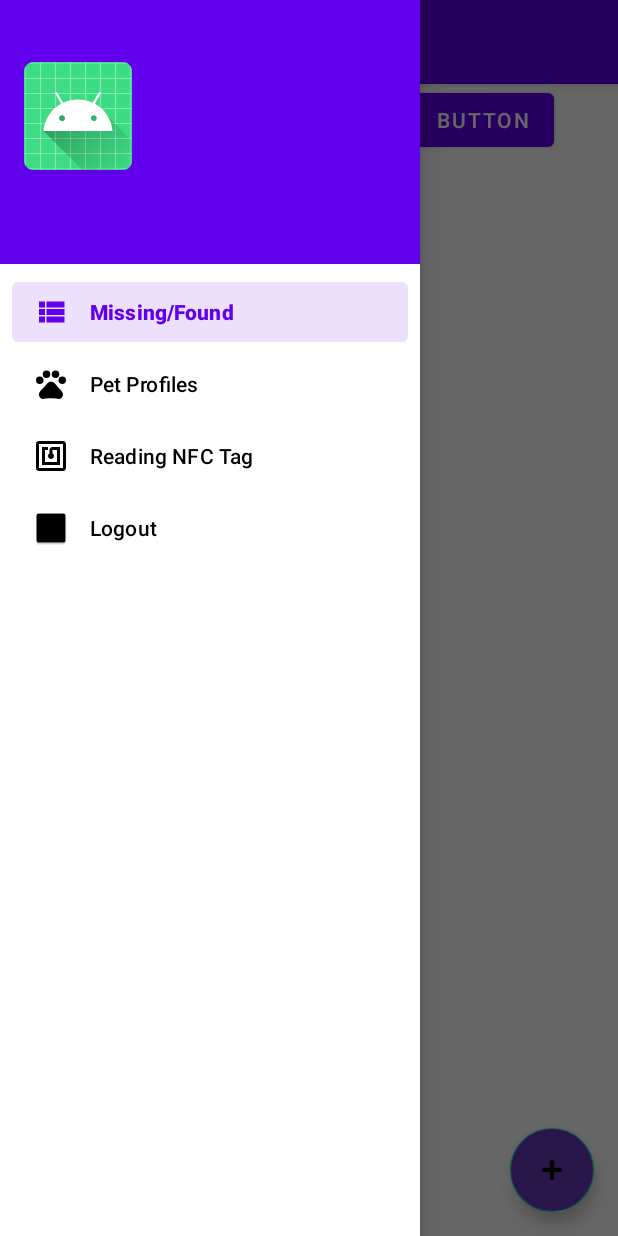
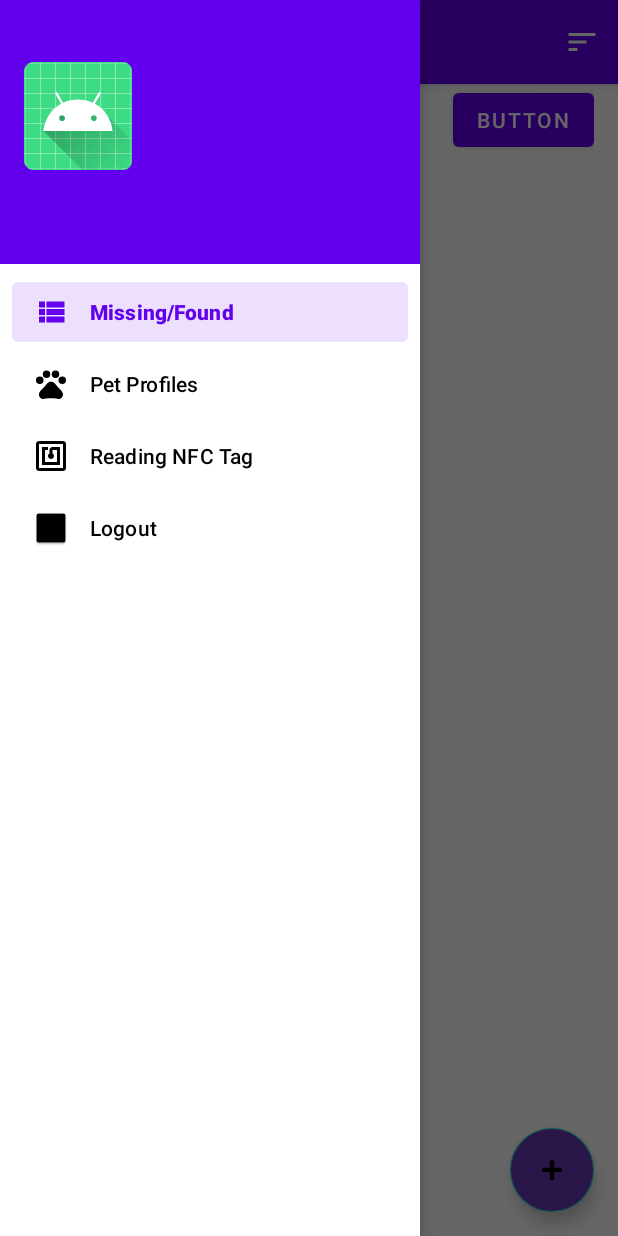
Before and after one commit to MichMac/FindMyPet, an Android app: the screen it shows after launch once a user with an empty profile is signed in (MainActivity), with the side drawer open, on a phone screen of 412 x 824 dp. Run offline under Robolectric (Android 15) with nearby library versions, the phone set to English and light mode, and no system bars; our stand-ins replace Firebase (no records; nobody signed in at launch, a user with empty details on screens opened directly), navigation-ui.

Commit message:
Implemented announcements sorting by date

```diff
--- a/app/build.gradle
+++ b/app/build.gradle
@@ -80,7 +80,7 @@ dependencies {
     //Google maps
     implementation 'com.google.android.gms:play-services-maps:18.0.1'
     //Place Autocomplete
-
+    implementation 'com.google.android.libraries.places:places:2.5.0'
 
     implementation "androidx.appcompat:appcompat:$support_version"
     implementation "com.google.android.material:material:1.3.0"
--- a/app/src/main/java/com/example/findmypet/repositories/AnnouncementRepository.java
+++ b/app/src/main/java/com/example/findmypet/repositories/AnnouncementRepository.java
@@ -152,6 +152,7 @@ public class AnnouncementRepository {
             }
         });
     }
+
     private void loadAnnouncements(){
         isLoading.setValue(true);
 //        announcementsDataSet.clear();
--- a/app/src/main/java/com/example/findmypet/viewmodels/AnnouncementsListViewModel.java
+++ /dev/null
@@ -1,35 +0,0 @@
-package com.example.findmypet.viewmodels;
-
-import com.example.findmypet.models.Announcement;
-import com.example.findmypet.models.PetProfile;
-import com.example.findmypet.repositories.AnnouncementRepository;
-import com.example.findmypet.repositories.PetProfileRepository;
-
-import java.util.List;
-
-import androidx.lifecycle.LiveData;
-import androidx.lifecycle.MutableLiveData;
-import androidx.lifecycle.ViewModel;
-
-public class AnnouncementsListViewModel extends ViewModel {
-
-    private AnnouncementRepository mAnnouncementRepository;
-    private MutableLiveData<List<Announcement>> mAnnouncements;
-
-    public void init(){
-        if(mAnnouncements != null){
-            return;
-        }
-        mAnnouncementRepository = AnnouncementRepository.getInstance();
-        mAnnouncements = mAnnouncementRepository.getAnnouncements();
-    }
-
-    public LiveData<List<Announcement>> getAnnouncements(){
-        return mAnnouncements;
-    }
-
-    public void setAnnouncement(Announcement announcement) {
-        mAnnouncementRepository.setAnnouncement(announcement);
-    }
-
-}
--- a/app/src/main/java/com/example/findmypet/views/AnnouncementFragment.java
+++ b/app/src/main/java/com/example/findmypet/views/AnnouncementFragment.java
@@ -17,7 +17,6 @@ import com.bumptech.glide.request.RequestOptions;
 import com.example.findmypet.R;
 import com.example.findmypet.models.Announcement;
 import com.example.findmypet.viewmodels.AnnouncementViewModel;
-import com.example.findmypet.viewmodels.AnnouncementsListViewModel;
 import com.google.android.material.button.MaterialButton;
 import com.google.android.material.textview.MaterialTextView;
 
--- a/app/src/main/java/com/example/findmypet/views/AnnouncementsListFragment.java
+++ b/app/src/main/java/com/example/findmypet/views/AnnouncementsListFragment.java
@@ -1,14 +1,14 @@
 package com.example.findmypet.views;
 
-import android.location.Address;
-import android.location.Geocoder;
 import android.os.Bundle;
 import android.util.Log;
 import android.view.LayoutInflater;
+import android.view.Menu;
+import android.view.MenuItem;
 import android.view.View;
 import android.view.ViewGroup;
-import android.widget.Adapter;
 import android.widget.TextView;
+import android.widget.Toast;
 
 import androidx.annotation.NonNull;
 import androidx.fragment.app.Fragment;
@@ -22,20 +22,17 @@ import androidx.recyclerview.widget.RecyclerView;
 import com.example.findmypet.R;
 import com.example.findmypet.adapters.AnnouncementsListAdapter;
 import com.example.findmypet.adapters.OnAnnouncementListener;
-import com.example.findmypet.adapters.PetProfileListAdapter;
 import com.example.findmypet.models.Announcement;
-import com.example.findmypet.models.PetProfile;
-import com.example.findmypet.viewmodels.AnnouncementsListViewModel;
+import com.example.findmypet.viewmodels.AnnouncementsListSharedViewModel;
 import com.google.android.material.floatingactionbutton.FloatingActionButton;
 
-import java.io.IOException;
-import java.io.Serializable;
+import java.util.Collections;
+import java.util.Comparator;
 import java.util.List;
-import java.util.Locale;
 
 public class AnnouncementsListFragment extends Fragment implements OnAnnouncementListener {
 
-    private AnnouncementsListViewModel mAnnouncementsListViewModel;
+    private AnnouncementsListSharedViewModel mAnnouncementsListSharedViewModel;
     private static final String TAG = "AnnouncementsListFrag";
 
     FloatingActionButton mAddAnnFab, mAddLostPetAnnFab, mAddFoundPetAnnFab;
@@ -43,6 +40,7 @@ public class AnnouncementsListFragment extends Fragment implements OnAnnouncemen
     Boolean isAllFabsVisible;
     Boolean isFoundAnn;
     AnnouncementsListAdapter adapter;
+    Boolean isSorting;
 
 
     public View onCreateView(@NonNull LayoutInflater inflater,
@@ -50,8 +48,9 @@ public class AnnouncementsListFragment extends Fragment implements OnAnnouncemen
 
         View root = inflater.inflate(R.layout.announcements_list_fragment, container, false);
 
-        mAnnouncementsListViewModel = new ViewModelProvider(this).get(AnnouncementsListViewModel.class);
-        mAnnouncementsListViewModel.init();
+        mAnnouncementsListSharedViewModel = new ViewModelProvider(this).get(AnnouncementsListSharedViewModel.class);
+        mAnnouncementsListSharedViewModel.init();
+        setHasOptionsMenu(true);
 
         RecyclerView recyclerView = root.findViewById(R.id.recyclerview_announcements);
         recyclerView.setLayoutManager(new LinearLayoutManager(getContext()));
@@ -133,11 +132,18 @@ public class AnnouncementsListFragment extends Fragment implements OnAnnouncemen
             }
         });
 
-        mAnnouncementsListViewModel.getAnnouncements().observe(getViewLifecycleOwner(), new Observer<List<Announcement>>() {
+        mAnnouncementsListSharedViewModel.getAnnouncements().observe(getViewLifecycleOwner(), new Observer<List<Announcement>>() {
             @Override
             public void onChanged(List<Announcement> announcements) {
                 if(announcements.size() != 0){
+//                    Collections.sort(announcements, new Comparator<Announcement>() {
+//                        public int compare(Announcement o1, Announcement o2) {
+//                            return o1.getDate().compareTo(o2.getDate());
+//                        }
+//                    });
                     adapter.setAnnouncements(announcements);
+                    //if(isSorting)
+
                 }
                 else{
                     Log.d(TAG,"Live data of announcements is null!");
@@ -152,7 +158,7 @@ public class AnnouncementsListFragment extends Fragment implements OnAnnouncemen
     public void OnAnnouncementClick(int position) {
 
         Announcement announcementInfo = adapter.getSelectedAnnouncement(position);
-        mAnnouncementsListViewModel.setAnnouncement(announcementInfo);
+        mAnnouncementsListSharedViewModel.setAnnouncement(announcementInfo);
         Navigation.findNavController(getView()).navigate(R.id.action_nav_missing_found_to_announcementFragment);
     }
 
@@ -167,4 +173,37 @@ public class AnnouncementsListFragment extends Fragment implements OnAnnouncemen
 
         }
     };
+
+    @Override
+    public void onPrepareOptionsMenu(Menu menu) {
+        super.onPrepareOptionsMenu(menu);
+
+        MenuItem itemSorting = menu.findItem(R.id.sorting_date);
+        MenuItem itemSortAsc= menu.findItem(R.id.sorting_ascending_date);
+        MenuItem itemSortDesc= menu.findItem(R.id.sorting_descending_date);
+
+        itemSorting.setVisible(true);
+        itemSorting.setShowAsActionFlags(MenuItem.SHOW_AS_ACTION_ALWAYS);
+        itemSortDesc.setVisible(true);
+        itemSortAsc.setVisible(true);
+
+        itemSortAsc.setOnMenuItemClickListener(new MenuItem.OnMenuItemClickListener() {
+            @Override
+            public boolean onMenuItemClick(MenuItem menuItem) {
+                Toast.makeText(getContext(),"Sorting ascending",Toast.LENGTH_LONG).show();
+                //isSorting = true;
+                mAnnouncementsListSharedViewModel.sortAscending();
+                return true;
+            }
+        });
+
+        itemSortDesc.setOnMenuItemClickListener(new MenuItem.OnMenuItemClickListener() {
+            @Override
+            public boolean onMenuItemClick(MenuItem menuItem) {
+                mAnnouncementsListSharedViewModel.sortDescending();
+                return true;
+            }
+        });
+
+    }
 }
--- a/app/src/main/java/com/example/findmypet/views/MainActivity.java
+++ b/app/src/main/java/com/example/findmypet/views/MainActivity.java
@@ -177,7 +177,12 @@ public class MainActivity extends AppCompatActivity implements NfcDialogListener
         // Inflate the menu; this adds items to the action bar if it is present.
         getMenuInflater().inflate(R.menu.main, menu);
         MenuItem item = menu.findItem(R.id.save_action);
+        MenuItem sorting = menu.findItem(R.id.sorting_date);
+        MenuItem sortAsc = menu.findItem(R.id.sorting_ascending_date);
+        MenuItem sortDesc = menu.findItem(R.id.sorting_descending_date);
+
         item.setVisible(false);
+        sorting.setVisible(false);
         return true;
 
     }
--- a/app/src/main/java/com/example/findmypet/views/NFCWriteFragment.java
+++ b/app/src/main/java/com/example/findmypet/views/NFCWriteFragment.java
@@ -94,6 +94,5 @@ public class NFCWriteFragment extends DialogFragment{
             mTvMessage.setText(getString(R.string.message_write_error));
 
         mProgress.setVisibility(View.GONE);
-
     }
 }
--- /dev/null
+++ b/app/src/main/res/drawable/ic_baseline_sort_24.xml
@@ -0,0 +1,11 @@
+<vector xmlns:android="http://schemas.android.com/apk/res/android"
+    android:width="24dp"
+    android:height="24dp"
+    android:viewportWidth="24"
+    android:viewportHeight="24"
+    android:tint="?attr/colorControlNormal"
+    android:autoMirrored="true">
+  <path
+      android:fillColor="@android:color/white"
+      android:pathData="M3,18h6v-2L3,16v2zM3,6v2h18L21,6L3,6zM3,13h12v-2L3,11v2z"/>
+</vector>
--- /dev/null
+++ b/app/src/main/res/layout/announcements_filter_fragment.xml
@@ -0,0 +1,6 @@
+<?xml version="1.0" encoding="utf-8"?>
+<androidx.constraintlayout.widget.ConstraintLayout xmlns:android="http://schemas.android.com/apk/res/android"
+    android:layout_width="match_parent"
+    android:layout_height="match_parent">
+
+</androidx.constraintlayout.widget.ConstraintLayout>
--- a/app/src/main/res/layout/announcements_list_fragment.xml
+++ b/app/src/main/res/layout/announcements_list_fragment.xml
@@ -24,20 +24,7 @@
             android:layout_height="wrap_content"
             android:text="Button"
             app:layout_constraintBottom_toBottomOf="parent"
-            app:layout_constraintEnd_toStartOf="@+id/button2"
-            app:layout_constraintHorizontal_bias="0.5"
             app:layout_constraintStart_toStartOf="parent"
-            app:layout_constraintTop_toTopOf="parent" />
-
-        <Button
-            android:id="@+id/button2"
-            android:layout_width="wrap_content"
-            android:layout_height="wrap_content"
-            android:text="Button"
-            app:layout_constraintBottom_toBottomOf="parent"
-            app:layout_constraintEnd_toStartOf="@+id/button3"
-            app:layout_constraintHorizontal_bias="0.5"
-            app:layout_constraintStart_toEndOf="@+id/button"
             app:layout_constraintTop_toTopOf="parent" />
 
         <Button
@@ -47,8 +34,6 @@
             android:text="Button"
             app:layout_constraintBottom_toBottomOf="parent"
             app:layout_constraintEnd_toEndOf="parent"
-            app:layout_constraintHorizontal_bias="0.5"
-            app:layout_constraintStart_toEndOf="@+id/button2"
             app:layout_constraintTop_toTopOf="parent" />
     </androidx.constraintlayout.widget.ConstraintLayout>
 
--- a/app/src/main/res/menu/main.xml
+++ b/app/src/main/res/menu/main.xml
@@ -12,4 +12,29 @@
         android:title="@string/save_button"
         app:showAsAction="never"
         />
+<!--    <group-->
+<!--        android:id="@+id/sorting_group"-->
+<!--        android:-->
+<!--        />-->
+
+    <item
+        android:id="@+id/sorting_date"
+        android:icon="@drawable/ic_baseline_sort_24"
+        android:title="@string/sorting_by_date"
+        app:showAsAction="ifRoom">
+        <menu>
+            <item
+                android:id="@+id/sorting_descending_date"
+                android:title="@string/sorting_descending_by_date"
+                app:showAsAction="never"
+            />
+            <item
+                android:id="@+id/sorting_ascending_date"
+                android:title="@string/sorting_ascending_by_date"
+                app:showAsAction="never"
+                />
+        </menu>
+    </item>
+
+
 </menu>
--- a/app/src/main/res/values/strings.xml
+++ b/app/src/main/res/values/strings.xml
@@ -66,6 +66,9 @@
     <string name="add_found_pet_announcement">Add Found Pet Announcement</string>
 
     <string name="title_activity_maps">MapsActivity</string>
+    <string name="sorting_by_date">Sorting by date</string>
+    <string name="sorting_descending_by_date">Sorting descending by date</string>
+    <string name="sorting_ascending_by_date">Sorting ascending by date</string>
     <string-array name="gender_array">
         <item>Male</item>
         <item>Female</item>
```
Also changed, not shown: app/src/main/java/com/example/findmypet/viewmodels/AnnouncementsListSharedViewModel.java (added, +74 -0 lines), app/src/main/java/com/example/findmypet/views/AnnouncementsFilterFragment.java (added, +42 -0 lines), app/src/main/java/com/example/findmypet/views/MapFragment.java (+0 -9 lines), app/src/main/java/com/example/findmypet/views/PetProfileFragment.java (+0 -16 lines).
